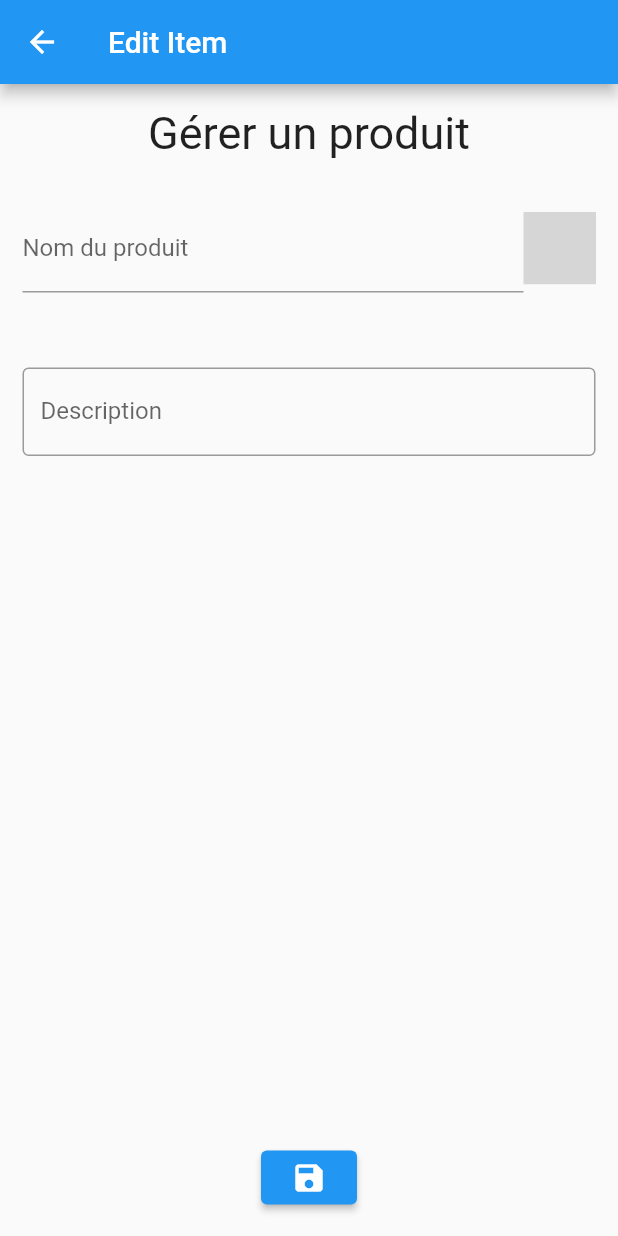
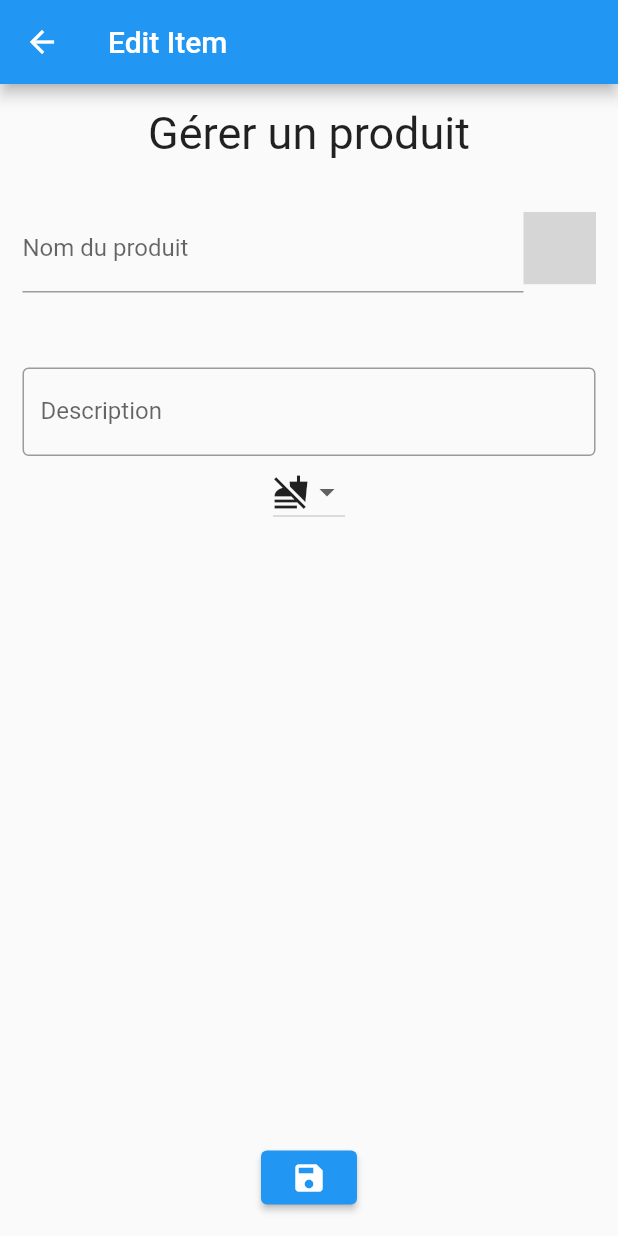
Before and after one commit to Edifay/Coloc-App, a Flutter app: the ShoppingItemEditor screen opened by its route, on a phone screen of 412 x 824 dp. Run offline on Flutter 3.47's test engine with Material 2 defaults, Android fonts, the phone set to English and light mode, and no system bars; our stand-ins replace dio, shared_preferences; missing offline and left inert: flutter_number_picker; accounts and stored records are empty; grey boxes are pictures that could not be loaded.

Commit message:
Sorted ShoppingList

```diff
--- a/lib/main/pages/shopping_item_editor_page.dart
+++ b/lib/main/pages/shopping_item_editor_page.dart
@@ -3,6 +3,7 @@ import 'dart:convert';
 import 'package:flutter/material.dart';
 import 'package:flutter_number_picker/flutter_number_picker.dart';
 import 'package:layout/main/handlers/ShoppingListHandler.dart';
+import 'package:layout/main/utils/ItemType.dart';
 import 'package:layout/main/utils/ShoppingItem.dart';
 
 import '../../main.dart';
@@ -21,18 +22,10 @@ class ShoppingItemEditorState extends State<ShoppingItemEditor> {
 
   @override
   Widget build(BuildContext context) {
-    if (shoppingItemBuilder == null && ModalRoute
-        .of(context)!
-        .settings
-        .arguments != null) {
-      shoppingItemBuilder = ShoppingItemBuilder.import(ShoppingItem.fromJson(json.decode(ModalRoute
-          .of(context)!
-          .settings
-          .arguments
-          .toString())));
-    } else {
-      shoppingItemBuilder ??= ShoppingItemBuilder();
+    if (shoppingItemBuilder == null && ModalRoute.of(context)!.settings.arguments != null) {
+      shoppingItemBuilder = ShoppingItemBuilder.import(ShoppingItem.fromJson(json.decode(ModalRoute.of(context)!.settings.arguments.toString())));
     }
+    shoppingItemBuilder ??= ShoppingItemBuilder();
 
     return Scaffold(
       appBar: AppBar(title: Text("Edit Item")),
@@ -91,11 +84,27 @@ class ShoppingItemEditorState extends State<ShoppingItemEditor> {
                   ),
                 ),
               ),
+              DropdownButton(
+                value: getStringFromItemType(shoppingItemBuilder!.type!),
+                items: const [
+                  DropdownMenuItem(
+                    value: "ALIMENTAIRE",
+                    child: Icon(Icons.no_food_sharp),
+                  ),
+                  DropdownMenuItem(value: "MENAGE", child: Icon(Icons.wash_outlined)),
+                  DropdownMenuItem(value: "AUTRES", child: Icon(Icons.auto_awesome)),
+                ],
+                onChanged: (value) {
+                  setState(() {
+                    shoppingItemBuilder?.type = getItemTypeFromString(value.toString());
+                  });
+                },
+              ),
               Expanded(child: Container()),
               Padding(
                 padding: const EdgeInsets.fromLTRB(0, 0, 0, 15),
                 child: ElevatedButton(onPressed: !sending ? () => closeAndSave() : null, child: const Icon(Icons.save)),
-              )
+              ),
             ],
           ),
         ),
@@ -108,7 +117,7 @@ class ShoppingItemEditorState extends State<ShoppingItemEditor> {
       sending = true;
     });
     client.post("$DOMAIN_NAME/add-item?code=$password", data: json.encode(shoppingItemBuilder?.build())).then(
-          (value) {
+      (value) {
         needShoppingList();
         Navigator.pop(context);
       },
--- a/lib/main/pages/shopping_list_page.dart
+++ b/lib/main/pages/shopping_list_page.dart
@@ -1,4 +1,5 @@
 import 'package:flutter/material.dart';
+import 'package:layout/main/utils/ItemType.dart';
 
 import '../handlers/ShoppingListHandler.dart';
 
@@ -25,7 +26,7 @@ class ShoppingListState extends State<ShoppingList> {
           children: [
             getShoppingList(() {
               setState(() {});
-            })
+            }),
           ],
         ),
       ),
--- a/lib/main/utils/ItemType.dart
+++ b/lib/main/utils/ItemType.dart
@@ -1,5 +1,25 @@
 enum ItemType {
+  ALIMENTAIRE,
   MENAGE,
-  ALIMENTAIRE,
   AUTRES,
 }
+
+String getStringFromItemType(ItemType type) {
+  switch (type) {
+    case ItemType.ALIMENTAIRE:
+      return "ALIMENTAIRE";
+    case ItemType.MENAGE:
+      return "MENAGE";
+    case ItemType.AUTRES:
+      return "AUTRES";
+  }
+}
+
+ItemType getItemTypeFromString(String? type) {
+  if (type == getStringFromItemType(ItemType.ALIMENTAIRE)) {
+    return ItemType.ALIMENTAIRE;
+  } else if (type == getStringFromItemType(ItemType.MENAGE)) {
+    return ItemType.MENAGE;
+  }
+  return ItemType.AUTRES;
+}
--- a/lib/main/utils/ShoppingItem.dart
+++ b/lib/main/utils/ShoppingItem.dart
@@ -4,23 +4,23 @@ import 'package:flutter/cupertino.dart';
 import 'package:flutter/material.dart';
 
 import '../handlers/ShoppingListHandler.dart';
+import 'ItemType.dart';
 
 class ShoppingItem {
   String name;
   String description;
   num count;
+  ItemType type;
 
   String? id;
 
-  ShoppingItem(this.name, this.description, this.count);
-
-  ShoppingItem.fromAll(this.name, this.description, this.count, this.id);
+  ShoppingItem.fromAll(this.name, this.description, this.count, this.type, this.id);
 
   factory ShoppingItem.fromJson(Map<String, dynamic> json) {
-    return ShoppingItem.fromAll(json["name"], json["description"], json["count"], json["id"]);
+    return ShoppingItem.fromAll(json["name"], json["description"], json["count"], getItemTypeFromString(json["type"]), json["id"]);
   }
 
-  Map<String, dynamic> toJson() => {'name': name, 'description': description, 'count': count, 'id': id};
+  Map<String, dynamic> toJson() => {'name': name, 'description': description, 'count': count, 'type': getStringFromItemType(type), 'id': id};
 
   Widget buildCard(BuildContext context, Function setStates) {
     return InkWell(
```
Also changed, not shown: lib/main/handlers/ShoppingListHandler.dart (+9 -1 lines), lib/main/utils/ShoppingItemBuilder.dart (+6 -1 lines).
